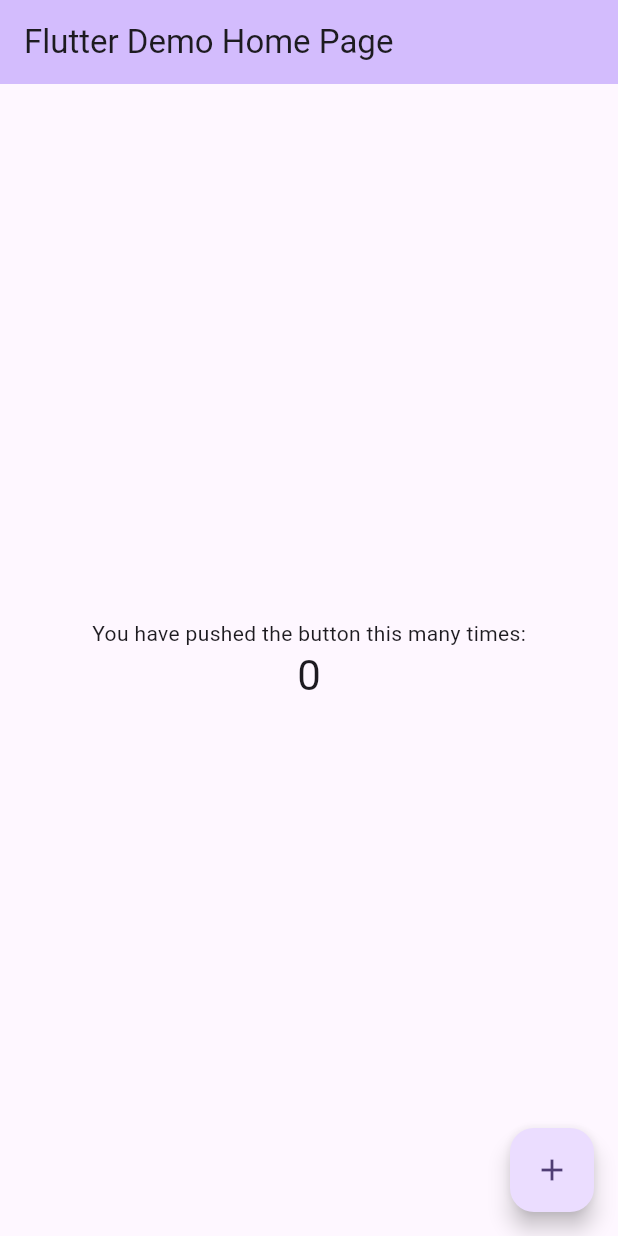
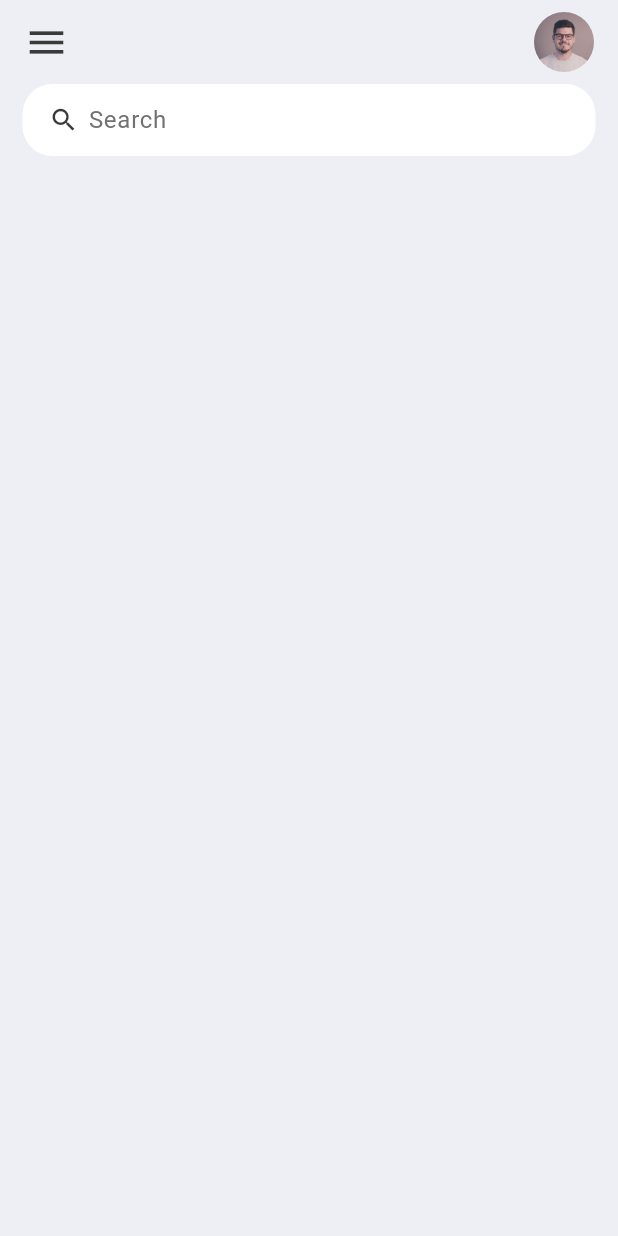
Before and after one commit to ferzanoveri/todolist_app_2, a Flutter app: the screen it shows after launch, on a phone screen of 412 x 824 dp. Run offline on Flutter 3.47's test engine with Material 3 defaults, Android fonts, the phone set to English and light mode, and no system bars.

Commit message:
create appBar and searchBar

```diff
--- /dev/null
+++ b/lib/constants/colors.dart
@@ -0,0 +1,9 @@
+import 'package:flutter/material.dart';
+
+const Color tdRed = Color(0xFFDA4040);
+const Color tdBlue = Color(0xFF5F52EE);
+
+const Color tdBlack = Color(0xFF3A3A3A);
+const Color tdGrey = Color(0xFF717171);
+
+const Color tdBGColor = Color(0xFFEEEFF5);
--- a/lib/main.dart
+++ b/lib/main.dart
@@ -1,4 +1,6 @@
 import 'package:flutter/material.dart';
+import 'package:flutter/services.dart';
+import 'package:todo_app_2/screens/home.dart';
 
 void main() {
   runApp(const MyApp());
@@ -7,119 +9,14 @@ void main() {
 class MyApp extends StatelessWidget {
   const MyApp({super.key});
 
-  // This widget is the root of your application.
   @override
   Widget build(BuildContext context) {
+    SystemChrome.setSystemUIOverlayStyle(
+        SystemUiOverlayStyle(statusBarColor: Colors.transparent));
     return MaterialApp(
-      title: 'Flutter Demo',
-      theme: ThemeData(
-        // This is the theme of your application.
-        //
-        // TRY THIS: Try running your application with "flutter run". You'll see
-        // the application has a purple toolbar. Then, without quitting the app,
-        // try changing the seedColor in the colorScheme below to Colors.green
-        // and then invoke "hot reload" (save your changes or press the "hot
-        // reload" button in a Flutter-supported IDE, or press "r" if you used
-        // the command line to start the app).
-        //
-        // Notice that the counter didn't reset back to zero; the application
-        // state is not lost during the reload. To reset the state, use hot
-        // restart instead.
-        //
-        // This works for code too, not just values: Most code changes can be
-        // tested with just a hot reload.
-        colorScheme: ColorScheme.fromSeed(seedColor: Colors.deepPurple),
-        useMaterial3: true,
-      ),
-      home: const MyHomePage(title: 'Flutter Demo Home Page'),
+      debugShowCheckedModeBanner: false,
+      title: 'ToDo App',
+      home: Home(),
     );
   }
 }
-
-class MyHomePage extends StatefulWidget {
-  const MyHomePage({super.key, required this.title});
-
-  // This widget is the home page of your application. It is stateful, meaning
-  // that it has a State object (defined below) that contains fields that affect
-  // how it looks.
-
-  // This class is the configuration for the state. It holds the values (in this
-  // case the title) provided by the parent (in this case the App widget) and
-  // used by the build method of the State. Fields in a Widget subclass are
-  // always marked "final".
-
-  final String title;
-
-  @override
-  State<MyHomePage> createState() => _MyHomePageState();
-}
-
-class _MyHomePageState extends State<MyHomePage> {
-  int _counter = 0;
-
-  void _incrementCounter() {
-    setState(() {
-      // This call to setState tells the Flutter framework that something has
-      // changed in this State, which causes it to rerun the build method below
-      // so that the display can reflect the updated values. If we changed
-      // _counter without calling setState(), then the build method would not be
-      // called again, and so nothing would appear to happen.
-      _counter++;
-    });
-  }
-
-  @override
-  Widget build(BuildContext context) {
-    // This method is rerun every time setState is called, for instance as done
-    // by the _incrementCounter method above.
-    //
-    // The Flutter framework has been optimized to make rerunning build methods
-    // fast, so that you can just rebuild anything that needs updating rather
-    // than having to individually change instances of widgets.
-    return Scaffold(
-      appBar: AppBar(
-        // TRY THIS: Try changing the color here to a specific color (to
-        // Colors.amber, perhaps?) and trigger a hot reload to see the AppBar
-        // change color while the other colors stay the same.
-        backgroundColor: Theme.of(context).colorScheme.inversePrimary,
-        // Here we take the value from the MyHomePage object that was created by
-        // the App.build method, and use it to set our appbar title.
-        title: Text(widget.title),
-      ),
-      body: Center(
-        // Center is a layout widget. It takes a single child and positions it
-        // in the middle of the parent.
-        child: Column(
-          // Column is also a layout widget. It takes a list of children and
-          // arranges them vertically. By default, it sizes itself to fit its
-          // children horizontally, and tries to be as tall as its parent.
-          //
-          // Column has various properties to control how it sizes itself and
-          // how it positions its children. Here we use mainAxisAlignment to
-          // center the children vertically; the main axis here is the vertical
-          // axis because Columns are vertical (the cross axis would be
-          // horizontal).
-          //
-          // TRY THIS: Invoke "debug painting" (choose the "Toggle Debug Paint"
-          // action in the IDE, or press "p" in the console), to see the
-          // wireframe for each widget.
-          mainAxisAlignment: MainAxisAlignment.center,
-          children: <Widget>[
-            const Text(
-              'You have pushed the button this many times:',
-            ),
-            Text(
-              '$_counter',
-              style: Theme.of(context).textTheme.headlineMedium,
-            ),
-          ],
-        ),
-      ),
-      floatingActionButton: FloatingActionButton(
-        onPressed: _incrementCounter,
-        tooltip: 'Increment',
-        child: const Icon(Icons.add),
-      ), // This trailing comma makes auto-formatting nicer for build methods.
-    );
-  }
-}
--- /dev/null
+++ b/lib/screens/home.dart
@@ -0,0 +1,76 @@
+import 'package:flutter/cupertino.dart';
+import 'package:flutter/material.dart';
+import 'package:todo_app_2/constants/colors.dart';
+
+class Home extends StatelessWidget {
+  const Home({super.key});
+
+  @override
+  Widget build(BuildContext context) {
+    return Scaffold(
+      backgroundColor: tdBGColor,
+      appBar: _buildAppBar(),
+      body: Container(
+        padding: EdgeInsets.symmetric(horizontal: 15),
+        child: Column(
+          children: [
+            searchBox(),
+          ],
+        ),
+      ),
+    );
+  }
+
+  Widget searchBox() {
+    return Container(
+      padding: EdgeInsets.symmetric(horizontal: 15),
+      decoration: BoxDecoration(
+        color: Colors.white,
+        borderRadius: BorderRadius.circular(20),
+      ),
+      child: TextField(
+        decoration: InputDecoration(
+          contentPadding: EdgeInsets.all(0),
+          prefixIcon: Icon(
+            Icons.search,
+            color: tdBlack,
+            size: 20,
+          ),
+          prefixIconConstraints: BoxConstraints(
+            maxHeight: 20,
+            minWidth: 25,
+          ),
+          border: InputBorder.none,
+          hintText: 'Search',
+          hintStyle: TextStyle(color: tdGrey),
+        ),
+      ),
+    );
+  }
+
+  AppBar _buildAppBar() {
+    return AppBar(
+      centerTitle: true,
+      backgroundColor: tdBGColor,
+      elevation: 0,
+      title: Row(
+        mainAxisAlignment: MainAxisAlignment.spaceBetween,
+        children: [
+          Icon(
+            Icons.menu,
+            color: tdBlack,
+            size: 30,
+          ),
+          Container(
+            height: 40,
+            width: 40,
+            child: ClipRRect(
+              borderRadius: BorderRadius.circular(20),
+              child: Image.asset('assets/images/avatar.jpeg'),
+            ),
+          )
+        ],
+      ),
+    );
+  }
+}
--- a/pubspec.yaml
+++ b/pubspec.yaml
@@ -59,8 +59,8 @@ flutter:
   uses-material-design: true
 
   # To add assets to your application, add an assets section, like this:
-  # assets:
-  #   - images/a_dot_burr.jpeg
+  assets:
+   - assets/images/
   #   - images/a_dot_ham.jpeg
 
   # An image asset can refer to one or more resolution-specific "variants", see
```
Also changed, not shown: assets/images/avatar.jpeg (added).
